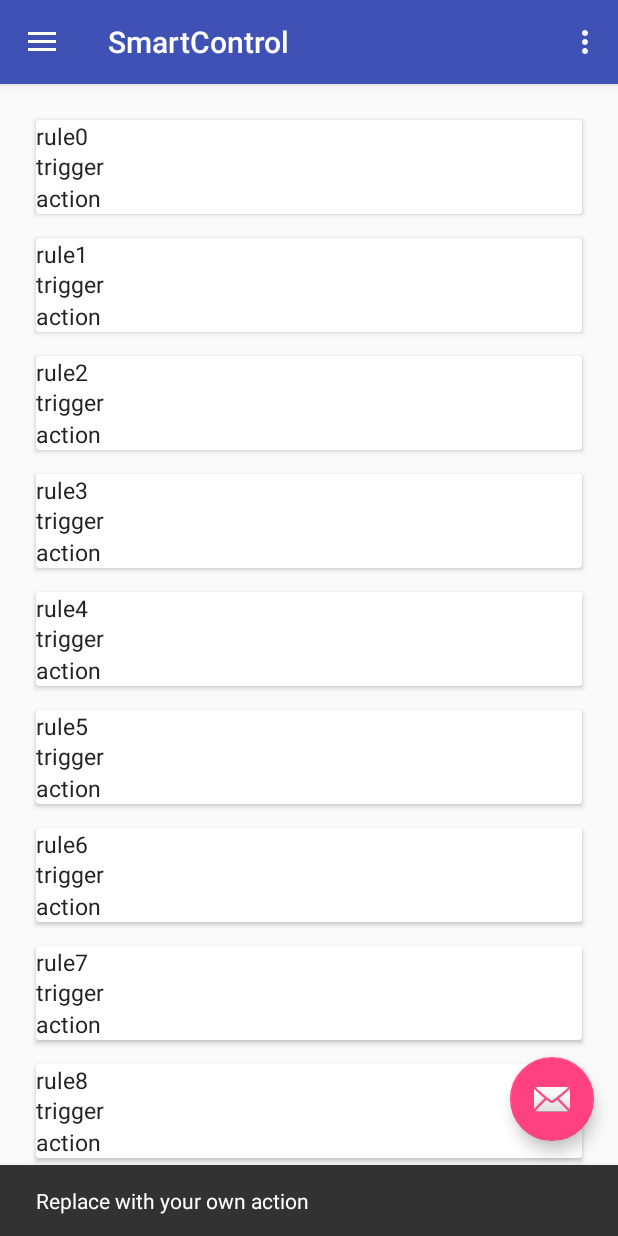
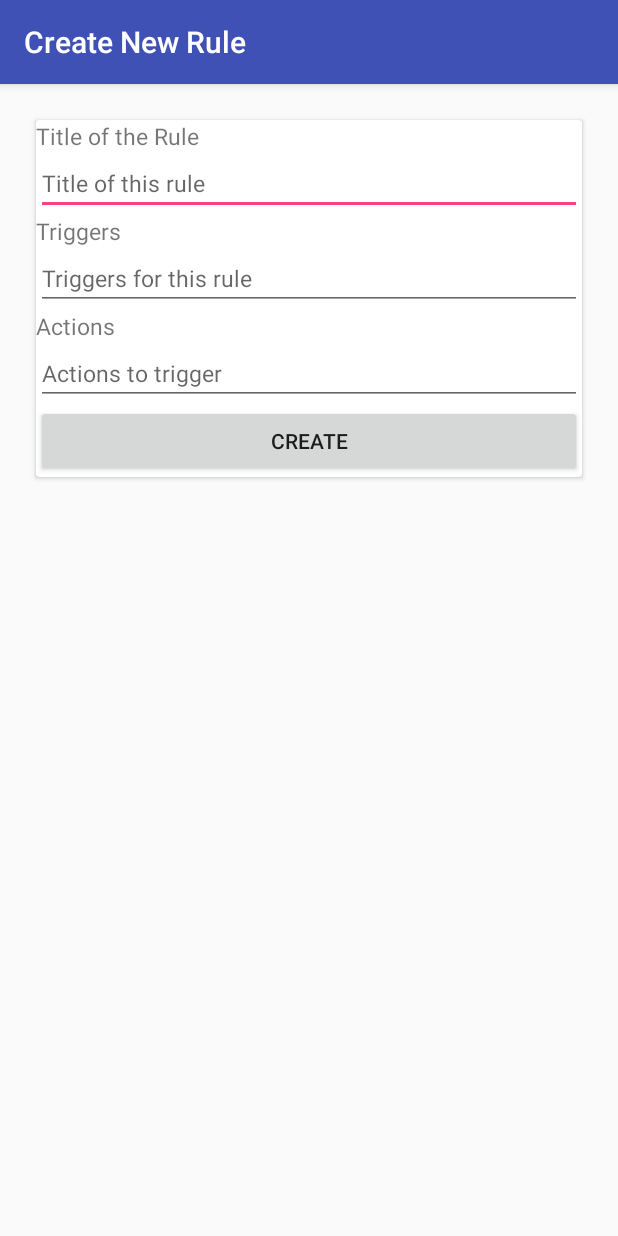
Before and after one commit to gautierenaud/SmartHouse, an Android app: the screen it shows after launch (ListAllRules before the commit, CreateRule after it), after a tap on an icon or button, on a phone screen of 412 x 824 dp. Run offline under Robolectric (Android 15) with nearby library versions, the phone set to English and light mode, and no system bars.

Commit message:
created a new activity for adding new rules

```diff
--- a/SmartControl/app/src/main/AndroidManifest.xml
+++ b/SmartControl/app/src/main/AndroidManifest.xml
@@ -2,9 +2,15 @@
 <manifest xmlns:android="http://schemas.android.com/apk/res/android"
     package="toulouse.insa.smartcontrol">
 
-    <application android:allowBackup="true" android:icon="@mipmap/ic_launcher"
-        android:label="@string/app_name" android:supportsRtl="true" android:theme="@style/AppTheme">
-        <activity android:name=".viewactivities.ListAllRules" android:label="@string/app_name"
+    <application
+        android:allowBackup="true"
+        android:icon="@mipmap/ic_launcher"
+        android:label="@string/app_name"
+        android:supportsRtl="true"
+        android:theme="@style/AppTheme">
+        <activity
+            android:name=".viewactivities.ListAllRules"
+            android:label="@string/app_name"
             android:theme="@style/AppTheme.NoActionBar">
             <intent-filter>
                 <action android:name="android.intent.action.MAIN" />
@@ -12,6 +18,7 @@
                 <category android:name="android.intent.category.LAUNCHER" />
             </intent-filter>
         </activity>
+        <activity android:name=".viewactivities.CreateRule"></activity>
     </application>
 
 </manifest>
--- /dev/null
+++ b/SmartControl/app/src/main/java/toulouse/insa/smartcontrol/viewactivities/CreateRule.java
@@ -0,0 +1,34 @@
+package toulouse.insa.smartcontrol.viewactivities;
+
+import android.support.v7.app.AppCompatActivity;
+import android.os.Bundle;
+import android.view.View;
+import android.widget.EditText;
+
+import java.util.List;
+
+import toulouse.insa.smartcontrol.R;
+import toulouse.insa.smartcontrol.common.FrameselfObject;
+
+public class CreateRule extends AppCompatActivity {
+
+    private EditText mEditTitle;
+    private EditText mEditTrigger;
+    private EditText mEditAction;
+
+    @Override
+    protected void onCreate(Bundle savedInstanceState) {
+        super.onCreate(savedInstanceState);
+        setContentView(R.layout.activity_create_rule);
+        this.setTitle("Create New Rule");
+
+        mEditTitle = (EditText) findViewById(R.id.edit_title);
+        mEditTrigger = (EditText) findViewById(R.id.edit_trigger);
+        mEditAction = (EditText) findViewById(R.id.edit_action);
+    }
+
+    public void CommitRule(View view){
+        ListAllRules.frameselfList.add(new FrameselfObject(mEditTitle.getText().toString(), mEditTrigger.getText().toString(), mEditAction.getText().toString()));
+        finish();
+    }
+}
--- a/SmartControl/app/src/main/java/toulouse/insa/smartcontrol/viewactivities/ListAllRules.java
+++ b/SmartControl/app/src/main/java/toulouse/insa/smartcontrol/viewactivities/ListAllRules.java
@@ -1,8 +1,8 @@
 package toulouse.insa.smartcontrol.viewactivities;
 
+import android.content.Intent;
 import android.os.Bundle;
 import android.support.design.widget.FloatingActionButton;
-import android.support.design.widget.Snackbar;
 import android.support.v7.widget.LinearLayoutManager;
 import android.support.v7.widget.RecyclerView;
 import android.view.View;
@@ -24,7 +24,7 @@ import toulouse.insa.smartcontrol.common.MyRecyclerAdapter;
 public class ListAllRules extends AppCompatActivity
         implements NavigationView.OnNavigationItemSelectedListener {
 
-    private ArrayList<FrameselfObject> frameselfList = new ArrayList<>();
+    public static ArrayList<FrameselfObject> frameselfList = new ArrayList<>();
     private RecyclerView mRecyclerView;
     private MyRecyclerAdapter mAdapter;
 
@@ -36,11 +36,12 @@ public class ListAllRules extends AppCompatActivity
         setSupportActionBar(toolbar);
 
         FloatingActionButton fab = (FloatingActionButton) findViewById(R.id.fab);
+        assert fab != null;
         fab.setOnClickListener(new View.OnClickListener() {
             @Override
             public void onClick(View view) {
-                Snackbar.make(view, "Replace with your own action", Snackbar.LENGTH_LONG)
-                        .setAction("Action", null).show();
+                Intent intent = new Intent(ListAllRules.this, CreateRule.class);
+                startActivity(intent);
             }
         });
 
@@ -123,4 +124,8 @@ public class ListAllRules extends AppCompatActivity
         drawer.closeDrawer(GravityCompat.START);
         return true;
     }
+
+    public ArrayList<FrameselfObject> getFrameselfList() {
+        return frameselfList;
+    }
 }
--- /dev/null
+++ b/SmartControl/app/src/main/res/layout/activity_create_rule.xml
@@ -0,0 +1,82 @@
+<?xml version="1.0" encoding="utf-8"?>
+<RelativeLayout xmlns:android="http://schemas.android.com/apk/res/android"
+    xmlns:tools="http://schemas.android.com/tools"
+    android:layout_width="match_parent"
+    android:layout_height="match_parent"
+    android:paddingBottom="@dimen/activity_vertical_margin"
+    android:paddingLeft="@dimen/activity_horizontal_margin"
+    android:paddingRight="@dimen/activity_horizontal_margin"
+    android:paddingTop="@dimen/activity_vertical_margin"
+    tools:context="toulouse.insa.smartcontrol.viewactivities.CreateRule">
+
+    <android.support.v7.widget.CardView
+        android:layout_width="match_parent"
+        android:layout_height="wrap_content"
+        android:layout_margin="8dp">
+
+        <RelativeLayout
+            android:layout_width="match_parent"
+            android:layout_height="match_parent" >
+
+            <TextView
+                android:id="@+id/show_title"
+                android:layout_width="match_parent"
+                android:layout_height="wrap_content"
+                android:text="Title of the Rule"
+                android:textSize="15dp"/>
+
+            <EditText
+                android:id="@+id/edit_title"
+                android:layout_width="match_parent"
+                android:layout_height="wrap_content"
+                android:layout_below="@id/show_title"
+                android:hint="Title of this rule"
+                android:textSize="15dp"/>
+
+            <TextView
+                android:id="@+id/show_trigger"
+                android:layout_width="match_parent"
+                android:layout_height="wrap_content"
+                android:layout_below="@+id/edit_title"
+                android:text="Triggers"
+                android:textSize="15dp"/>
+
+            <EditText
+                android:id="@+id/edit_trigger"
+                android:layout_width="match_parent"
+                android:layout_height="wrap_content"
+                android:layout_below="@id/show_trigger"
+                android:hint="Triggers for this rule"
+                android:textSize="15dp"/>
+
+            <TextView
+                android:id="@+id/show_action"
+                android:layout_width="match_parent"
+                android:layout_height="wrap_content"
+                android:layout_below="@+id/edit_trigger"
+                android:text="Actions"
+                android:textSize="15dp"/>
+
+            <EditText
+                android:id="@+id/edit_action"
+                android:layout_width="match_parent"
+                android:layout_height="wrap_content"
+                android:layout_below="@id/show_action"
+                android:hint="Actions to trigger"
+                android:textSize="15dp"/>
+
+
+
+            <Button
+                android:id="@+id/create_rule"
+                android:layout_width="match_parent"
+                android:layout_height="wrap_content"
+                android:layout_below="@+id/edit_action"
+                android:text="Create"
+                android:onClick="CommitRule"/>
+
+        </RelativeLayout>
+
+    </android.support.v7.widget.CardView>
+
+</RelativeLayout>
--- a/SmartControl/app/src/main/res/layout/app_bar_list_all_rules.xml
+++ b/SmartControl/app/src/main/res/layout/app_bar_list_all_rules.xml
@@ -20,6 +20,6 @@
     <android.support.design.widget.FloatingActionButton android:id="@+id/fab"
         android:layout_width="wrap_content" android:layout_height="wrap_content"
         android:layout_gravity="bottom|end" android:layout_margin="@dimen/fab_margin"
-        android:src="@android:drawable/ic_dialog_email" />
+        android:src="@drawable/plus_icon" />
 
 </android.support.design.widget.CoordinatorLayout>
```
Also changed, not shown: SmartControl/app/src/main/res/drawable/plus_icon.png (added).
